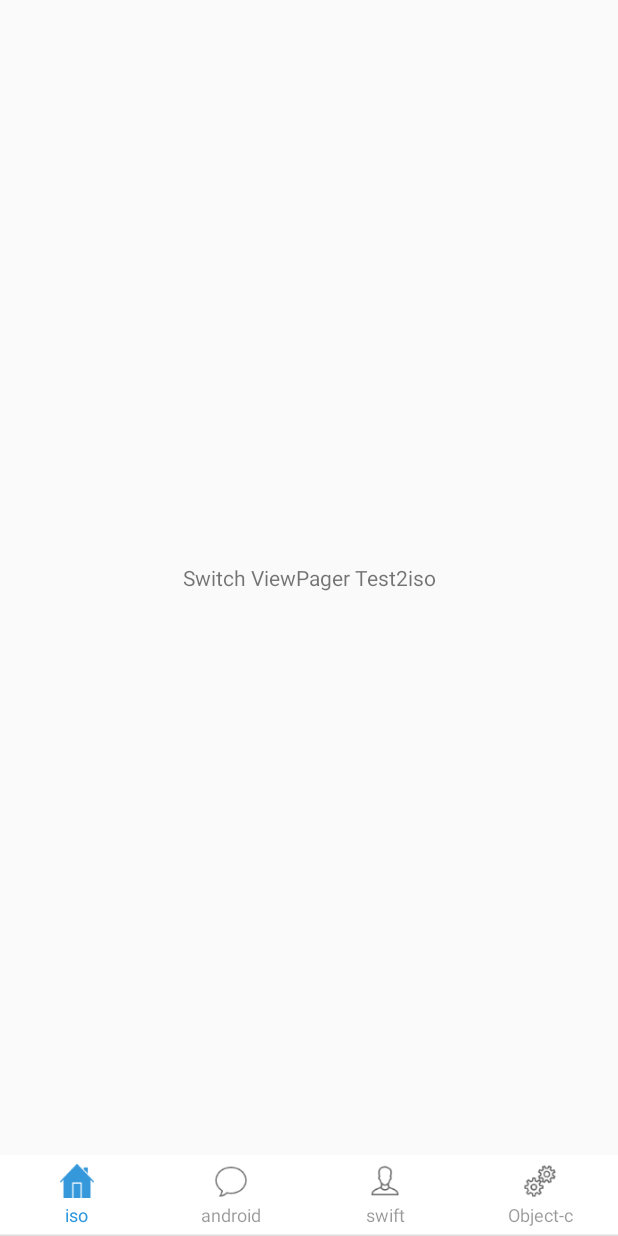
After one commit to Dreamer206602/TabLayoutSamples, an Android app: the Test2Activity screen opened directly, with no data from a screen before it, on a phone screen of 412 x 824 dp. The commit adds this screen. Run offline under Robolectric (Android 15) with nearby library versions, the phone set to English and light mode, and no system bars; our stand-ins replace ButterKnife; libraries missing offline, so code that uses them is left out: com.nineoldandroids.animation; 2 statements that could not run were skipped.

Commit message:
添加了第二个测试

```diff
--- a/app/src/main/AndroidManifest.xml
+++ b/app/src/main/AndroidManifest.xml
@@ -18,8 +18,9 @@
         <activity android:name=".ui.SlidingTabActivity" />
         <activity android:name=".ui.CommonTabActivity" />
         <activity android:name=".ui.SegmentTabActivity" />
-        <activity android:name=".ui.Text1Activity"></activity>
-        <activity android:name=".ui.Test1Activity"></activity>
+
+        <activity android:name=".ui.Test1Activity" />
+        <activity android:name=".ui.Test2Activity"></activity>
     </application>
 
 </manifest>
--- a/app/src/main/java/com/tq/MainActivity.java
+++ b/app/src/main/java/com/tq/MainActivity.java
@@ -15,15 +15,21 @@ import com.tq.ui.CommonTabActivity;
 import com.tq.ui.SegmentTabActivity;
 import com.tq.ui.SlidingTabActivity;
 import com.tq.ui.Test1Activity;
+import com.tq.ui.Test2Activity;
 
 public class MainActivity extends AppCompatActivity {
 
     private Context mContext = this;
-    private final String[] mItems = {"SlidingTabLayout", "CommonTabLayout", "SegmentTabLayout","Test1Activity"};
+    private final String[] mItems = {"SlidingTabLayout", "CommonTabLayout",
+            "SegmentTabLayout",
+            "Test1Activity",
+            "Test2Activity",
+    };
     private final Class<?>[] mClass = {SlidingTabActivity.class,
             CommonTabActivity.class,
             SegmentTabActivity.class,
-            Test1Activity.class
+            Test1Activity.class,
+            Test2Activity.class
     };
 
 
--- /dev/null
+++ b/app/src/main/java/com/tq/ui/Test2Activity.java
@@ -0,0 +1,114 @@
+package com.tq.ui;
+
+import android.os.Bundle;
+import android.support.v4.app.Fragment;
+import android.support.v4.app.FragmentManager;
+import android.support.v4.app.FragmentPagerAdapter;
+import android.support.v4.view.ViewPager;
+import android.support.v7.app.AppCompatActivity;
+
+import com.flyco.tablayout.CommonTabLayout;
+import com.flyco.tablayout.listener.CustomTabEntity;
+import com.flyco.tablayout.listener.OnTabSelectListener;
+import com.tq.R;
+import com.tq.entity.TabEntity;
+import com.tq.fragment.SimpleCardFragment;
+
+import java.util.ArrayList;
+
+import butterknife.Bind;
+import butterknife.ButterKnife;
+
+public class Test2Activity extends AppCompatActivity {
+
+
+    @Bind(R.id.vp)
+    ViewPager vp;
+    @Bind(R.id.tl)
+    CommonTabLayout tl;
+    private ArrayList<Fragment>mfragments=new ArrayList<>();
+    private String[] mTitles={"iso","android","swift","Object-c"};
+    private int[] mIConUnSelectIds = {R.mipmap.tab_home_unselect, R.mipmap.tab_speech_unselect,
+            R.mipmap.tab_contact_unselect, R.mipmap.tab_more_unselect};
+    private int[] mIconSelectIds = {R.mipmap.tab_home_select, R.mipmap.tab_speech_select,
+            R.mipmap.tab_contact_select, R.mipmap.tab_more_select};
+    private ArrayList<CustomTabEntity> mTabEntities = new ArrayList<>();
+
+    @Override
+    protected void onCreate(Bundle savedInstanceState) {
+        super.onCreate(savedInstanceState);
+        setContentView(R.layout.activity_test2);
+        ButterKnife.bind(this);
+        for (String title:mTitles){
+           mfragments.add(SimpleCardFragment.getInstance("Switch ViewPager Test2"+title));
+        }
+
+        for (int i = 0; i <mTitles.length ; i++) {
+            mTabEntities.add(new TabEntity(mTitles[i],mIconSelectIds[i],mIConUnSelectIds[i]));
+        }
+
+        vp.setAdapter(new MyPageAdapter(getSupportFragmentManager()));
+
+        //TODO
+//        tl.showDot(2);
+//        tl.setMsgMargin(2,3,4);
+
+        tl.setTabData(mTabEntities);
+        tl.setOnTabSelectListener(new OnTabSelectListener() {
+            @Override
+            public void onTabSelect(int position) {
+                vp.setCurrentItem(position);
+            }
+
+            @Override
+            public void onTabReselect(int position) {
+
+            }
+        });
+
+        vp.addOnPageChangeListener(new ViewPager.OnPageChangeListener() {
+            @Override
+            public void onPageScrolled(int position, float positionOffset, int positionOffsetPixels) {
+
+            }
+
+            @Override
+            public void onPageSelected(int position) {
+                    tl.setCurrentTab(position);
+            }
+
+            @Override
+            public void onPageScrollStateChanged(int state) {
+
+            }
+        });
+        vp.setCurrentItem(0);
+
+
+
+
+    }
+
+
+    private class MyPageAdapter extends FragmentPagerAdapter{
+
+        public MyPageAdapter(FragmentManager fm) {
+            super(fm);
+        }
+
+        @Override
+        public Fragment getItem(int position) {
+            return mfragments.get(position);
+        }
+
+        @Override
+        public int getCount() {
+            return mfragments.size();
+        }
+
+        @Override
+        public CharSequence getPageTitle(int position) {
+            return mTitles[position];
+        }
+    }
+}
--- /dev/null
+++ b/app/src/main/res/layout/activity_test2.xml
@@ -0,0 +1,29 @@
+<?xml version="1.0" encoding="utf-8"?>
+<LinearLayout xmlns:android="http://schemas.android.com/apk/res/android"
+    xmlns:tools="http://schemas.android.com/tools"
+    xmlns:tl="http://schemas.android.com/apk/res-auto"
+    android:layout_width="match_parent"
+    android:orientation="vertical"
+    android:layout_height="match_parent"
+    tools:context="com.tq.ui.Test2Activity">
+    <android.support.v4.view.ViewPager
+        android:id="@+id/vp"
+        android:layout_width="match_parent"
+        android:layout_height="0dp"
+        android:layout_weight="1"
+        />
+    <com.flyco.tablayout.CommonTabLayout
+        android:id="@+id/tl"
+        android:layout_width="match_parent"
+        android:layout_height="54dp"
+        android:background="#ffffff"
+        tl:tl_iconHeight="23dp"
+        tl:tl_iconWidth="23dp"
+        tl:tl_indicator_color="#2C97DE"
+        tl:tl_indicator_height="0dp"
+        tl:tl_textSelectColor="#2C97DE"
+        tl:tl_textUnselectColor="#66000000"
+        tl:tl_textsize="12sp"
+        tl:tl_underline_color="#DDDDDD"
+        tl:tl_underline_height="1dp"/>
+</LinearLayout>
```
